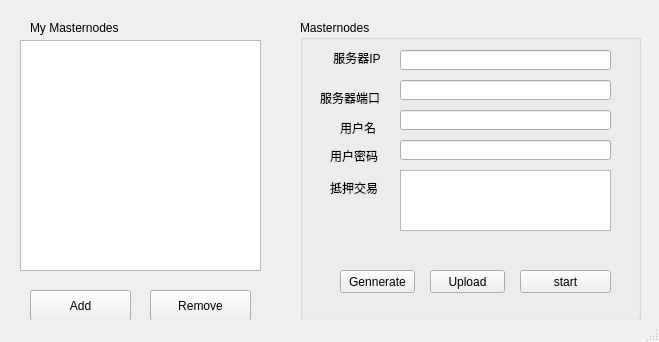
This is masternodeassit.ui in raybbb/masternodeassit as Qt 5 draws it before an edit. The edited form follows.
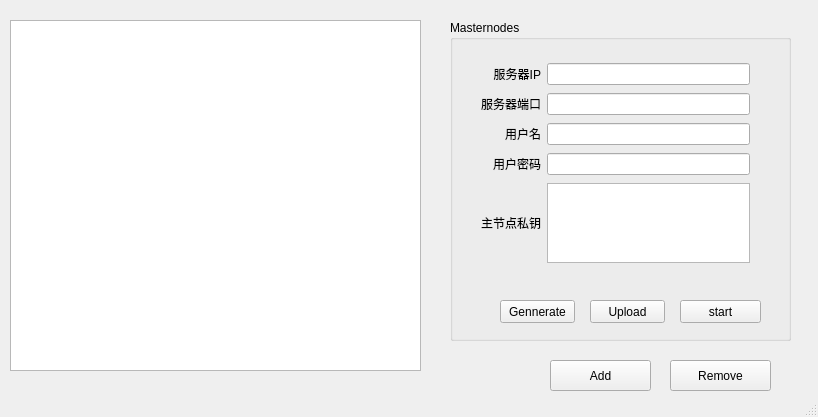
This is the edited form.

What changed in the file:
```diff
--- a/masternodeassit.ui
+++ b/masternodeassit.ui
@@ -6,42 +6,19 @@
    <rect>
     <x>0</x>
     <y>0</y>
-    <width>659</width>
-    <height>342</height>
+    <width>818</width>
+    <height>417</height>
    </rect>
   </property>
   <property name="windowTitle">
    <string>masternodeassit</string>
   </property>
   <widget class="QWidget" name="centralWidget">
-   <widget class="QListView" name="lv_masternode">
-    <property name="geometry">
-     <rect>
-      <x>20</x>
-      <y>40</y>
-      <width>241</width>
-      <height>231</height>
-     </rect>
-    </property>
-   </widget>
-   <widget class="QLabel" name="lb_masternodes">
-    <property name="geometry">
-     <rect>
-      <x>30</x>
-      <y>20</y>
-      <width>111</width>
-      <height>16</height>
-     </rect>
-    </property>
-    <property name="text">
-     <string>My Masternodes</string>
-    </property>
-   </widget>
    <widget class="QPushButton" name="pb_add">
     <property name="geometry">
      <rect>
-      <x>30</x>
-      <y>290</y>
+      <x>550</x>
+      <y>360</y>
       <width>101</width>
       <height>31</height>
      </rect>
@@ -53,8 +30,8 @@
    <widget class="QPushButton" name="pb_remove">
     <property name="geometry">
      <rect>
-      <x>150</x>
-      <y>290</y>
+      <x>670</x>
+      <y>360</y>
       <width>101</width>
       <height>31</height>
      </rect>
@@ -66,135 +43,20 @@
    <widget class="QGroupBox" name="groupBox">
     <property name="geometry">
      <rect>
-      <x>300</x>
+      <x>450</x>
       <y>20</y>
       <width>341</width>
-      <height>301</height>
+      <height>321</height>
      </rect>
     </property>
     <property name="title">
      <string>Masternodes</string>
     </property>
-    <widget class="QLabel" name="label">
-     <property name="geometry">
-      <rect>
-       <x>30</x>
-       <y>30</y>
-       <width>71</width>
-       <height>16</height>
-      </rect>
-     </property>
-     <property name="text">
-      <string> 服务器IP</string>
-     </property>
-    </widget>
-    <widget class="QLabel" name="label_2">
-     <property name="geometry">
-      <rect>
-       <x>20</x>
-       <y>70</y>
-       <width>61</width>
-       <height>16</height>
-      </rect>
-     </property>
-     <property name="text">
-      <string>服务器端口</string>
-     </property>
-    </widget>
-    <widget class="QLabel" name="label_3">
-     <property name="geometry">
-      <rect>
-       <x>40</x>
-       <y>100</y>
-       <width>41</width>
-       <height>16</height>
-      </rect>
-     </property>
-     <property name="text">
-      <string>用户名</string>
-     </property>
-    </widget>
-    <widget class="QLabel" name="label_4">
-     <property name="geometry">
-      <rect>
-       <x>30</x>
-       <y>130</y>
-       <width>54</width>
-       <height>12</height>
-      </rect>
-     </property>
-     <property name="text">
-      <string>用户密码</string>
-     </property>
-    </widget>
-    <widget class="QLabel" name="label_5">
-     <property name="geometry">
-      <rect>
-       <x>30</x>
-       <y>160</y>
-       <width>51</width>
-       <height>16</height>
-      </rect>
-     </property>
-     <property name="text">
-      <string>抵押交易</string>
-     </property>
-    </widget>
-    <widget class="QLineEdit" name="le_ip">
-     <property name="geometry">
-      <rect>
-       <x>100</x>
-       <y>30</y>
-       <width>211</width>
-       <height>20</height>
-      </rect>
-     </property>
-    </widget>
-    <widget class="QLineEdit" name="le_port">
-     <property name="geometry">
-      <rect>
-       <x>100</x>
-       <y>60</y>
-       <width>211</width>
-       <height>20</height>
-      </rect>
-     </property>
-    </widget>
-    <widget class="QLineEdit" name="le_user">
-     <property name="geometry">
-      <rect>
-       <x>100</x>
-       <y>90</y>
-       <width>211</width>
-       <height>20</height>
-      </rect>
-     </property>
-    </widget>
-    <widget class="QLineEdit" name="le_pwd">
-     <property name="geometry">
-      <rect>
-       <x>100</x>
-       <y>120</y>
-       <width>211</width>
-       <height>20</height>
-      </rect>
-     </property>
-    </widget>
-    <widget class="QTextEdit" name="te_trah">
-     <property name="geometry">
-      <rect>
-       <x>100</x>
-       <y>150</y>
-       <width>211</width>
-       <height>61</height>
-      </rect>
-     </property>
-    </widget>
     <widget class="QPushButton" name="pb_gen">
      <property name="geometry">
       <rect>
-       <x>40</x>
-       <y>250</y>
+       <x>50</x>
+       <y>280</y>
        <width>75</width>
        <height>23</height>
       </rect>
@@ -206,8 +68,8 @@
     <widget class="QPushButton" name="pb_upld">
      <property name="geometry">
       <rect>
-       <x>130</x>
-       <y>250</y>
+       <x>140</x>
+       <y>280</y>
        <width>75</width>
        <height>23</height>
       </rect>
@@ -219,9 +81,9 @@
     <widget class="QPushButton" name="pb_start">
      <property name="geometry">
       <rect>
-       <x>220</x>
-       <y>250</y>
-       <width>91</width>
+       <x>230</x>
+       <y>280</y>
+       <width>81</width>
        <height>23</height>
       </rect>
      </property>
@@ -229,6 +91,100 @@
       <string>start</string>
      </property>
     </widget>
+    <widget class="QWidget" name="gridLayoutWidget">
+     <property name="geometry">
+      <rect>
+       <x>20</x>
+       <y>30</y>
+       <width>291</width>
+       <height>231</height>
+      </rect>
+     </property>
+     <layout class="QGridLayout" name="gridLayout">
+      <item row="1" column="0">
+       <widget class="QLabel" name="label_2">
+        <property name="text">
+         <string>服务器端口</string>
+        </property>
+        <property name="alignment">
+         <set>Qt::AlignRight|Qt::AlignTrailing|Qt::AlignVCenter</set>
+        </property>
+       </widget>
+      </item>
+      <item row="0" column="1">
+       <widget class="QLineEdit" name="le_ip"/>
+      </item>
+      <item row="2" column="1">
+       <widget class="QLineEdit" name="le_user"/>
+      </item>
+      <item row="1" column="1">
+       <widget class="QLineEdit" name="le_port"/>
+      </item>
+      <item row="3" column="1">
+       <widget class="QLineEdit" name="le_pwd"/>
+      </item>
+      <item row="3" column="0">
+       <widget class="QLabel" name="label_4">
+        <property name="text">
+         <string>用户密码</string>
+        </property>
+        <property name="alignment">
+         <set>Qt::AlignRight|Qt::AlignTrailing|Qt::AlignVCenter</set>
+        </property>
+       </widget>
+      </item>
+      <item row="2" column="0">
+       <widget class="QLabel" name="label_3">
+        <property name="text">
+         <string>用户名</string>
+        </property>
+        <property name="alignment">
+         <set>Qt::AlignRight|Qt::AlignTrailing|Qt::AlignVCenter</set>
+        </property>
+       </widget>
+      </item>
+      <item row="0" column="0">
+       <widget class="QLabel" name="label">
+        <property name="text">
+         <string>服务器IP</string>
+        </property>
+        <property name="alignment">
+         <set>Qt::AlignRight|Qt::AlignTrailing|Qt::AlignVCenter</set>
+        </property>
+       </widget>
+      </item>
+      <item row="4" column="0">
+       <widget class="QLabel" name="label_5">
+        <property name="text">
+         <string>主节点私钥</string>
+        </property>
+        <property name="alignment">
+         <set>Qt::AlignRight|Qt::AlignTrailing|Qt::AlignVCenter</set>
+        </property>
+       </widget>
+      </item>
+      <item row="4" column="1">
+       <widget class="QTextEdit" name="te_trah">
+        <property name="maximumSize">
+         <size>
+          <width>16777215</width>
+          <height>80</height>
+         </size>
+        </property>
+       </widget>
+      </item>
+     </layout>
+    </widget>
+   </widget>
+   <widget class="QTableWidget" name="tableWidget">
+    <property name="geometry">
+     <rect>
+      <x>10</x>
+      <y>20</y>
+      <width>411</width>
+      <height>351</height>
+     </rect>
+    </property>
    </widget>
   </widget>
   <widget class="QStatusBar" name="statusBar"/>
```
